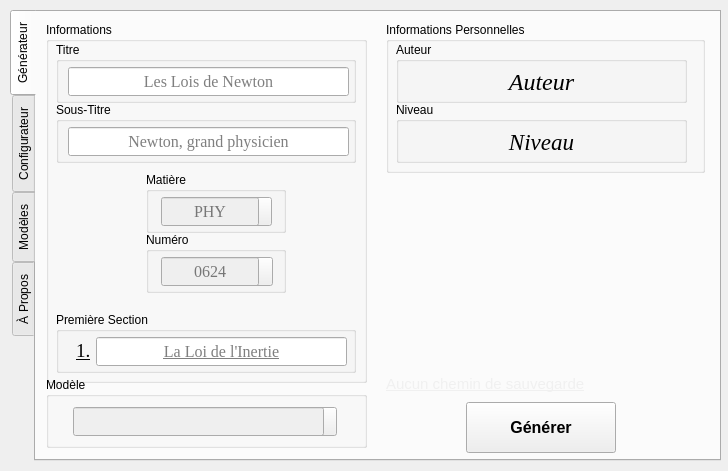
BourgonLaurent/pyEtude, file src/damysos/ui/designer/designer_ui.ui: the form before one commit.
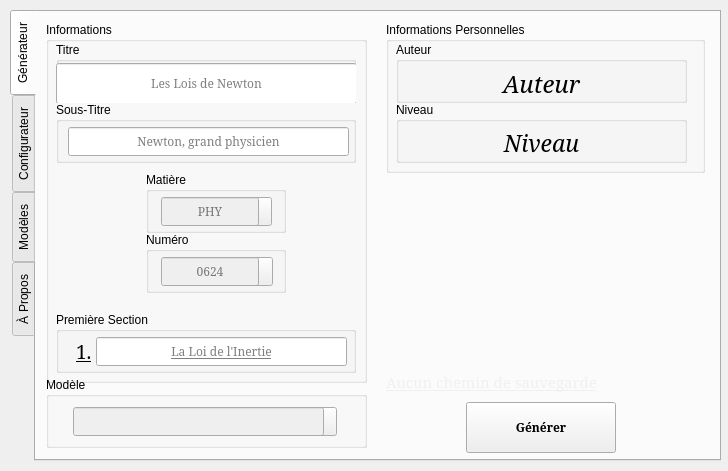
The form after the commit. The open tabs and pages were chosen to show the change. Custom widgets are drawn as their Qt base class.

Patch:
```diff
--- a/src/damysos/ui/designer/designer_ui.ui
+++ b/src/damysos/ui/designer/designer_ui.ui
@@ -57,7 +57,7 @@
      <enum>QTabWidget::West</enum>
     </property>
     <property name="currentIndex">
-     <number>1</number>
+     <number>3</number>
     </property>
     <widget class="QWidget" name="genTab">
      <attribute name="title">
@@ -93,10 +93,10 @@
        <widget class="AdvancedLineEdit" name="titreLineEdit">
         <property name="geometry">
          <rect>
-          <x>12</x>
-          <y>25</y>
-          <width>281</width>
-          <height>29</height>
+          <x>0</x>
+          <y>21</y>
+          <width>301</width>
+          <height>41</height>
          </rect>
         </property>
         <property name="sizePolicy">
@@ -107,8 +107,7 @@
         </property>
         <property name="font">
          <font>
-          <family>Times New Roman</family>
-          <pointsize>12</pointsize>
+          <family>Garamond</family>
          </font>
         </property>
         <property name="alignment">
@@ -154,8 +153,7 @@
         </property>
         <property name="font">
          <font>
-          <family>Times New Roman</family>
-          <pointsize>12</pointsize>
+          <family>Garamond</family>
          </font>
         </property>
         <property name="alignment">
@@ -207,8 +205,7 @@
         </property>
         <property name="font">
          <font>
-          <family>Times New Roman</family>
-          <pointsize>12</pointsize>
+          <family>Garamond</family>
          </font>
         </property>
         <property name="text">
@@ -278,8 +275,7 @@
         </property>
         <property name="font">
          <font>
-          <family>Times New Roman</family>
-          <pointsize>12</pointsize>
+          <family>Garamond</family>
          </font>
         </property>
         <property name="text">
@@ -337,7 +333,7 @@
         </property>
         <property name="font">
          <font>
-          <family>Times New Roman</family>
+          <family>Garamond</family>
           <pointsize>14</pointsize>
           <underline>true</underline>
          </font>
@@ -366,8 +362,7 @@
         </property>
         <property name="font">
          <font>
-          <family>Times New Roman</family>
-          <pointsize>12</pointsize>
+          <family>Garamond</family>
           <underline>true</underline>
          </font>
         </property>
@@ -409,6 +404,7 @@
       </property>
       <property name="font">
        <font>
+        <family>Garamond</family>
         <underline>true</underline>
        </font>
       </property>
@@ -478,7 +474,7 @@
         </property>
         <property name="font">
          <font>
-          <family>Times New Roman</family>
+          <family>Garamond</family>
           <pointsize>18</pointsize>
           <italic>true</italic>
          </font>
@@ -520,7 +516,7 @@
         </property>
         <property name="font">
          <font>
-          <family>Times New Roman</family>
+          <family>Garamond</family>
           <pointsize>17</pointsize>
           <italic>true</italic>
          </font>
@@ -575,7 +571,7 @@
          </property>
          <property name="font">
           <font>
-           <pointsize>12</pointsize>
+           <family>Garamond</family>
            <weight>75</weight>
            <bold>true</bold>
           </font>
@@ -622,8 +618,7 @@
        </property>
        <property name="font">
         <font>
-         <family>Times New Roman</family>
-         <pointsize>12</pointsize>
+         <family>Garamond</family>
         </font>
        </property>
        <property name="text">
@@ -707,8 +702,7 @@
         </property>
         <property name="font">
          <font>
-          <family>Times New Roman</family>
-          <pointsize>12</pointsize>
+          <family>Garamond</family>
          </font>
         </property>
         <property name="alignment">
@@ -751,8 +745,7 @@
         </property>
         <property name="font">
          <font>
-          <family>Times New Roman</family>
-          <pointsize>12</pointsize>
+          <family>Garamond</family>
          </font>
         </property>
         <property name="alignment">
@@ -800,11 +793,6 @@
            <verstretch>0</verstretch>
           </sizepolicy>
          </property>
-         <property name="font">
-          <font>
-           <pointsize>12</pointsize>
-          </font>
-         </property>
          <property name="cursor">
           <cursorShape>PointingHandCursor</cursorShape>
          </property>
@@ -957,6 +945,7 @@
       </property>
       <property name="font">
        <font>
+        <family>Garamond</family>
         <pointsize>12</pointsize>
        </font>
       </property>
@@ -1331,6 +1320,7 @@
       </property>
       <property name="font">
        <font>
+        <family>Garamond</family>
         <pointsize>12</pointsize>
        </font>
       </property>
```
Left out of the diff: 1 changed line with no effect on the pictures.
